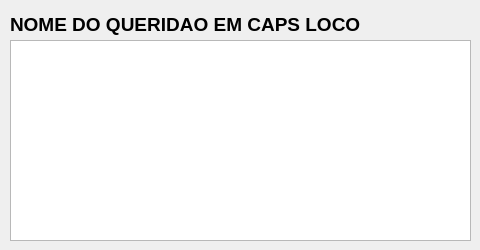
Qt form indexador/indexador/details.ui (EduardoVernier/trabFinalCPD) before a commit.
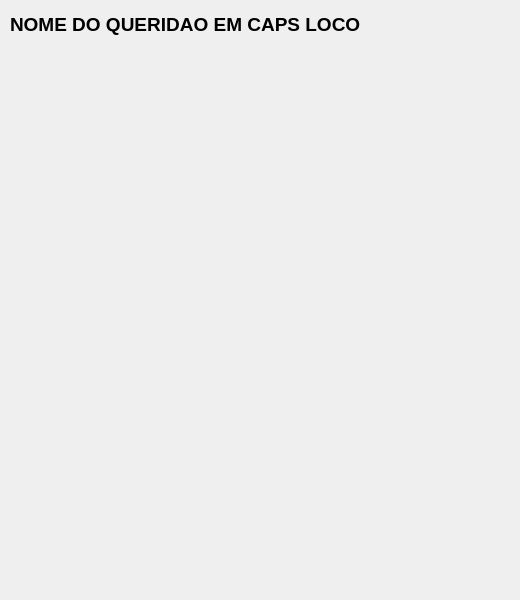
The same form after that commit. Icons and pictures are not drawn.

Commit message: janela Details maior

Patch:
```diff
--- a/indexador/indexador/details.ui
+++ b/indexador/indexador/details.ui
@@ -9,20 +9,20 @@
    <rect>
     <x>0</x>
     <y>0</y>
-    <width>480</width>
-    <height>250</height>
+    <width>520</width>
+    <height>600</height>
    </rect>
   </property>
   <property name="minimumSize">
    <size>
-    <width>480</width>
-    <height>250</height>
+    <width>520</width>
+    <height>600</height>
    </size>
   </property>
   <property name="maximumSize">
    <size>
-    <width>480</width>
-    <height>250</height>
+    <width>520</width>
+    <height>600</height>
    </size>
   </property>
   <property name="windowTitle">
@@ -64,10 +64,33 @@
     <rect>
      <x>10</x>
      <y>40</y>
-     <width>461</width>
-     <height>201</height>
+     <width>500</width>
+     <height>540</height>
     </rect>
    </property>
+   <property name="minimumSize">
+    <size>
+     <width>500</width>
+     <height>540</height>
+    </size>
+   </property>
+   <property name="maximumSize">
+    <size>
+     <width>0</width>
+     <height>0</height>
+    </size>
+   </property>
+   <property name="styleSheet">
+    <string notr="true">background: transparent;
+outline: none;
+border: 0px solid black;</string>
+   </property>
+   <property name="autoFormatting">
+    <set>QTextEdit::AutoNone</set>
+   </property>
+   <property name="textInteractionFlags">
+    <set>Qt::TextSelectableByKeyboard|Qt::TextSelectableByMouse</set>
+   </property>
   </widget>
  </widget>
  <resources/>
```
The commit also changes 3 other files.
